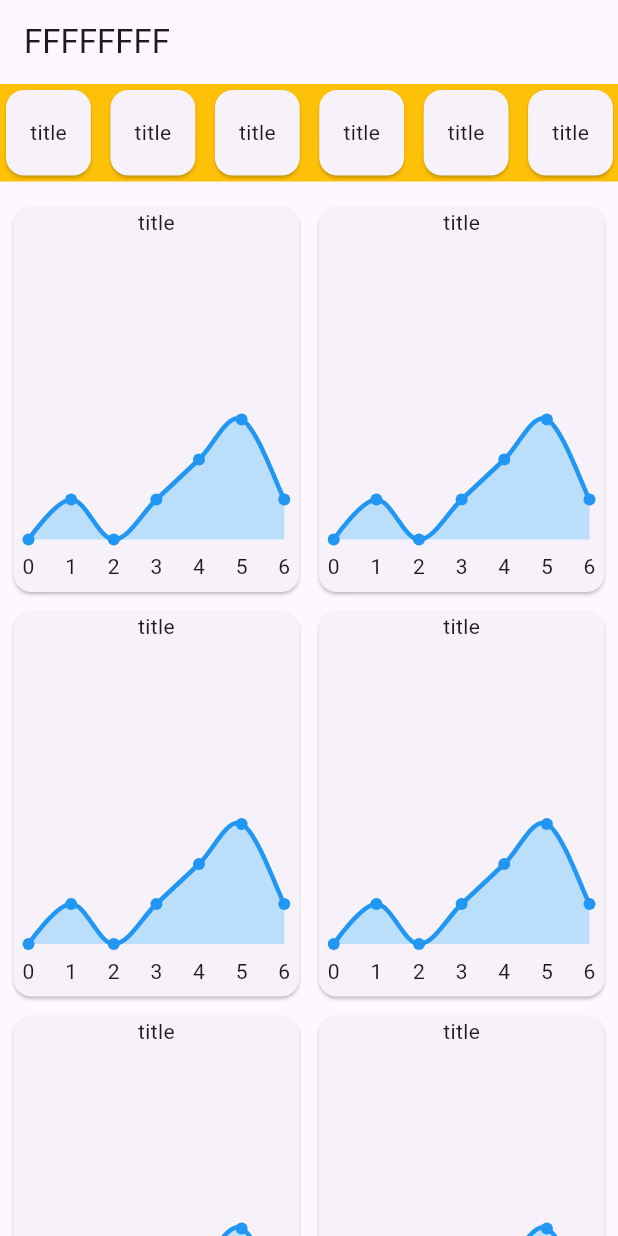
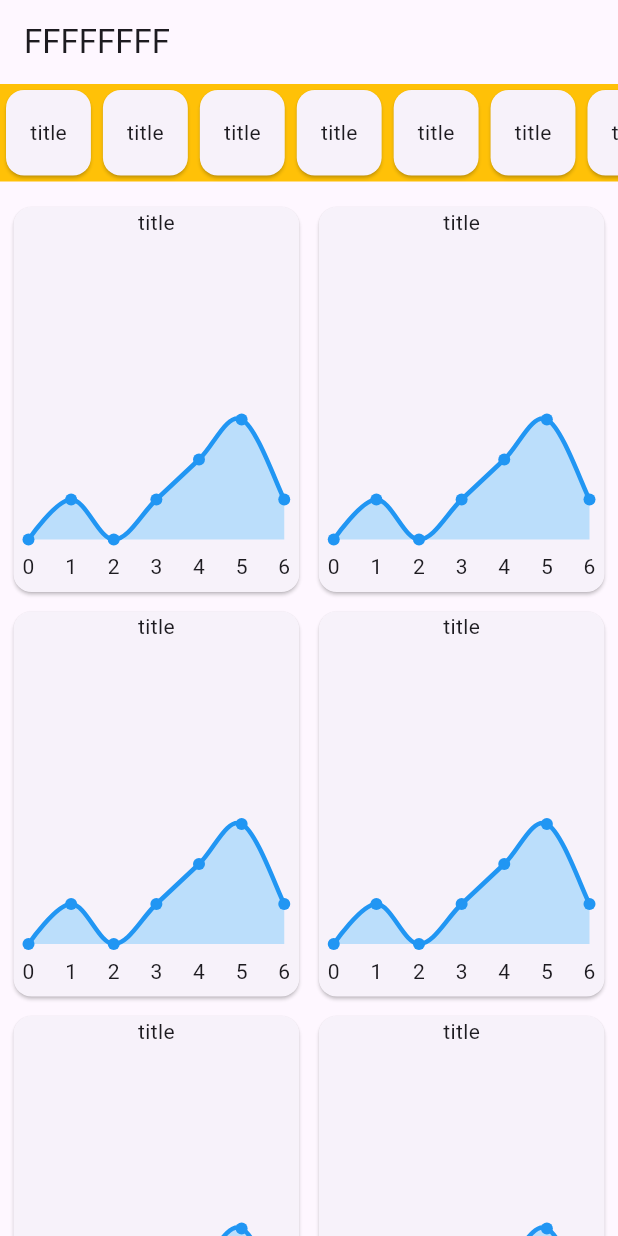
Before and after one commit to WaG711/phos_analytics, a Flutter app: the screen it shows after launch, on a phone screen of 412 x 824 dp. Run offline on Flutter 3.47's test engine with Material 3 defaults, Android fonts, the phone set to English and light mode, and no system bars; drawn by our look-alikes of fl_chart; our stand-ins replace dio, flutter_bloc.

Commit message:
without padding last_card

```diff
--- a/lib/features/home/presentation/widgets/home_cards.dart
+++ b/lib/features/home/presentation/widgets/home_cards.dart
@@ -22,10 +22,7 @@ class HomeCards extends StatelessWidget {
                 scrollDirection: Axis.horizontal,
                 itemCount: chartDataList.length,
                 itemBuilder: (context, index) {
-                  return Padding(
-                    padding: const EdgeInsets.only(right: 5.0),
-                    child: LastCard(chartData: chartDataList[index]),
-                  );
+                  return LastCard(chartData: chartDataList[index]);
                 },
               ),
             ),
```
